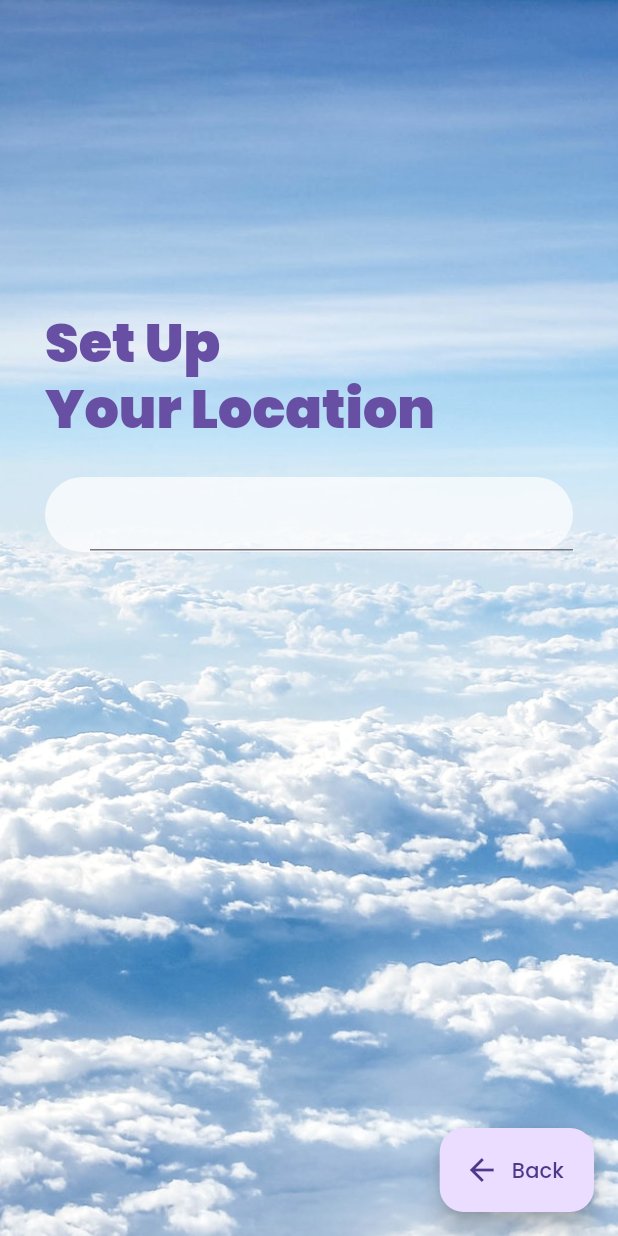
After one commit to riyanputraf/weather_app, a Flutter app: the PickPlacePage screen opened directly, on a phone screen of 412 x 824 dp. The commit adds this screen. Run offline on Flutter 3.47's test engine with Material 3 defaults, Android fonts, the light colour scheme and no system bars; our stand-ins replace equatable, flutter_bloc, get_it, google_fonts, shared_preferences; accounts and stored records are empty.

Commit message:
feat: create pick place page
Create pick place page

```diff
--- a/lib/features/pick_place/presentation/city_cubit.dart
+++ b/lib/features/pick_place/presentation/cubit/city_cubit.dart
@@ -1,6 +1,5 @@
 import 'package:flutter_bloc/flutter_bloc.dart';
 
-import 'package:meta/meta.dart';
 import 'package:weather_app/commons/app_session.dart';
 
 
--- /dev/null
+++ b/lib/features/pick_place/presentation/pages/pick_place_page.dart
@@ -0,0 +1,81 @@
+import 'package:flutter/material.dart';
+import 'package:flutter_bloc/flutter_bloc.dart';
+import 'package:weather_app/features/pick_place/presentation/cubit/city_cubit.dart';
+
+class PickPlacePage extends StatefulWidget {
+  const PickPlacePage({super.key});
+
+  @override
+  State<PickPlacePage> createState() => _PickPlacePageState();
+}
+
+class _PickPlacePageState extends State<PickPlacePage> {
+  @override
+  Widget build(BuildContext context) {
+    return Scaffold(
+      floatingActionButton: FloatingActionButton.extended(
+        onPressed: () => Navigator.pop(context),
+        label: const Text('Back'),
+        icon: const Icon(Icons.arrow_back),
+      ),
+      body: Stack(
+        children: [
+          Positioned.fill(
+            child: Image.asset(
+              'assets/pick_place.jpg',
+              fit: BoxFit.cover,
+            ),
+          ),
+          Positioned(
+            top: MediaQuery.of(context).size.height / 4,
+            left: 30,
+            right: 30,
+            child: Column(
+              crossAxisAlignment: CrossAxisAlignment.start,
+              children: [
+                Text(
+                  'Set Up \nYour Location',
+                  style: Theme.of(context).textTheme.displaySmall!.copyWith(
+                        fontWeight: FontWeight.w900,
+                        color: Theme.of(context).primaryColor,
+                      ),
+                ),
+                SizedBox(
+                  height: 24,
+                ),
+                Container(
+                  decoration: BoxDecoration(
+                    color: Colors.white.withOpacity(0.7),
+                    borderRadius: BorderRadius.circular(30),
+                  ),
+                  padding: EdgeInsets.only(left: 30),
+                  height: 50,
+                  child: Row(
+                    children: [
+                      Expanded(
+                        child: TextFormField(),
+                      ),
+                      BlocBuilder<CityCubit, String>(
+                        builder: (context, state) {
+                          if (state == '') {
+                            return SizedBox();
+                          }
+                          return IconButton.filledTonal(
+                            onPressed: () {},
+                            icon: Icon(
+                              Icons.check,
+                            ),
+                          );
+                        },
+                      ),
+                    ],
+                  ),
+                ),
+              ],
+            ),
+          )
+        ],
+      ),
+    );
+  }
+}
--- a/lib/injection.dart
+++ b/lib/injection.dart
@@ -1,7 +1,7 @@
 import 'package:get_it/get_it.dart';
 import 'package:shared_preferences/shared_preferences.dart';
 import 'package:weather_app/commons/app_session.dart';
-import 'package:weather_app/features/pick_place/presentation/city_cubit.dart';
+import 'package:weather_app/features/pick_place/presentation/cubit/city_cubit.dart';
 
 final locator = GetIt.instance;
 
--- a/lib/main.dart
+++ b/lib/main.dart
@@ -2,7 +2,8 @@ import 'package:flutter/material.dart';
 import 'package:flutter_bloc/flutter_bloc.dart';
 import 'package:google_fonts/google_fonts.dart';
 import 'package:weather_app/commons/enums.dart';
-import 'package:weather_app/features/pick_place/presentation/city_cubit.dart';
+import 'package:weather_app/features/pick_place/presentation/cubit/city_cubit.dart';
+import 'package:weather_app/features/pick_place/presentation/pages/pick_place_page.dart';
 
 import 'injection.dart';
 
@@ -32,7 +33,7 @@ class MyApp extends StatelessWidget {
         ),
         initialRoute: '/',
         routes: {
-          '/': (context) => Scaffold(),
+          '/': (context) => PickPlacePage(),
           AppRoute.pickPlace.name: (context) => Scaffold(),
           AppRoute.hourlyForecast.name: (context) => Scaffold(),
         },
```
